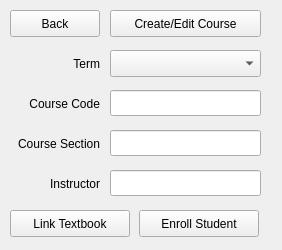
Before: the Qt Designer form D4_TeamJava/cuTPS_gui/ModifyCourseFormWindow.ui in AnkushVarshneya/CUTPS, drawn with Qt 5.
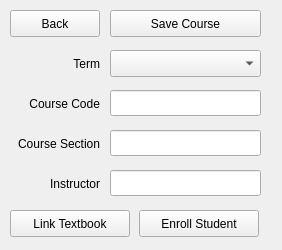
After: the same form once the commit is applied.

Diff of the .ui file:
```diff
--- a/D4_TeamJava/cuTPS_gui/ModifyCourseFormWindow.ui
+++ b/D4_TeamJava/cuTPS_gui/ModifyCourseFormWindow.ui
@@ -101,7 +101,7 @@
     </rect>
    </property>
    <property name="text">
-    <string>Create/Edit Course</string>
+    <string>Save Course</string>
    </property>
   </widget>
   <widget class="QLabel" name="courseCodeLabel">
```
Left out of the diff: 10 changed lines with no effect on the pictures.
